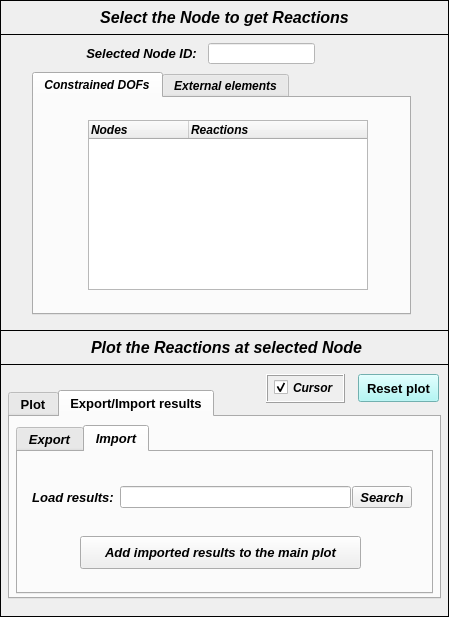
open-pulse/OpenPulse, file pulse/uix/user_input/ui/plotReactionsInput.ui: the form before one commit.
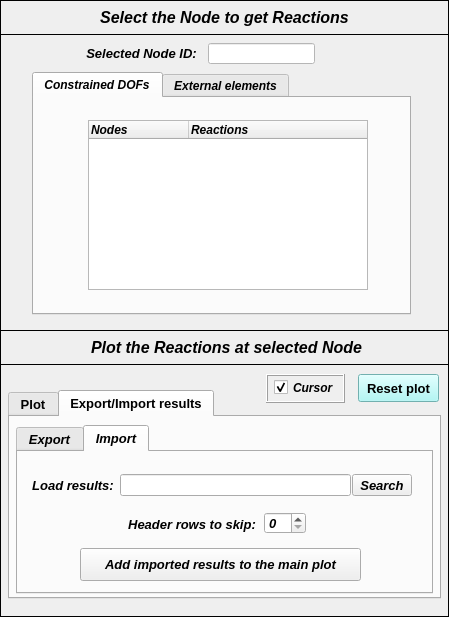
The form after the commit. The open tabs and pages were chosen to show the change. Icons and pictures are not drawn.

Diff of the .ui file:
```diff
--- a/pulse/uix/user_input/ui/plotReactionsInput.ui
+++ b/pulse/uix/user_input/ui/plotReactionsInput.ui
@@ -946,7 +946,7 @@
          <property name="geometry">
           <rect>
            <x>334</x>
-           <y>32</y>
+           <y>20</y>
            <width>62</width>
            <height>27</height>
           </rect>
@@ -980,7 +980,7 @@
          <property name="geometry">
           <rect>
            <x>102</x>
-           <y>32</y>
+           <y>20</y>
            <width>231</width>
            <height>27</height>
           </rect>
@@ -1010,7 +1010,7 @@
          <property name="geometry">
           <rect>
            <x>10</x>
-           <y>32</y>
+           <y>20</y>
            <width>93</width>
            <height>27</height>
           </rect>
@@ -1053,7 +1053,7 @@
          <property name="geometry">
           <rect>
            <x>62</x>
-           <y>84</y>
+           <y>96</y>
            <width>281</width>
            <height>33</height>
           </rect>
@@ -1071,6 +1071,56 @@
           <string>Add imported results to the main plot</string>
          </property>
         </widget>
+        <widget class="QSpinBox" name="spinBox">
+         <property name="geometry">
+          <rect>
+           <x>246</x>
+           <y>60</y>
+           <width>42</width>
+           <height>22</height>
+          </rect>
+         </property>
+         <property name="maximum">
+          <number>10</number>
+         </property>
+        </widget>
+        <widget class="QLabel" name="label_9">
+         <property name="geometry">
+          <rect>
+           <x>104</x>
+           <y>62</y>
+           <width>140</width>
+           <height>20</height>
+          </rect>
+         </property>
+         <property name="minimumSize">
+          <size>
+           <width>85</width>
+           <height>20</height>
+          </size>
+         </property>
+         <property name="maximumSize">
+          <size>
+           <width>140</width>
+           <height>20</height>
+          </size>
+         </property>
+         <property name="font">
+          <font>
+           <family>Arial</family>
+           <pointsize>10</pointsize>
+           <weight>75</weight>
+           <italic>true</italic>
+           <bold>true</bold>
+          </font>
+         </property>
+         <property name="text">
+          <string>Header rows to skip:</string>
+         </property>
+         <property name="alignment">
+          <set>Qt::AlignCenter</set>
+         </property>
+        </widget>
        </widget>
       </widget>
      </widget>
```
